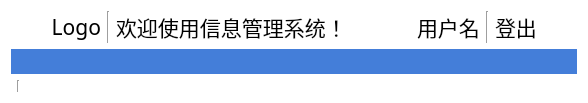
ArcherLuo233/election-s-prediction, file ui/widgets/MainPage/MainPage.ui: the form before one commit.
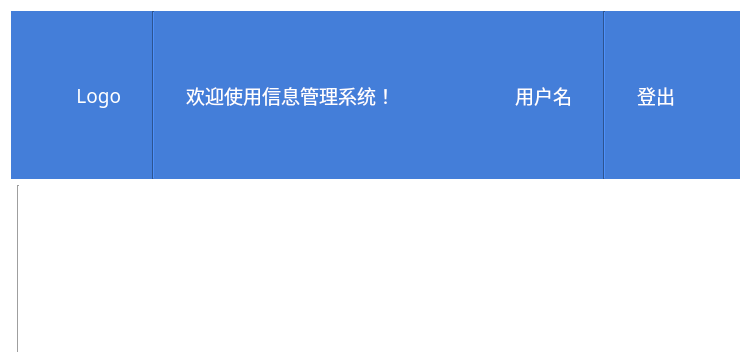
The form after the commit. Custom widgets are drawn as their Qt base class.

What changed in the file:
```diff
--- a/ui/widgets/MainPage/MainPage.ui
+++ b/ui/widgets/MainPage/MainPage.ui
@@ -6,8 +6,8 @@
    <rect>
     <x>0</x>
     <y>0</y>
-    <width>588</width>
-    <height>103</height>
+    <width>751</width>
+    <height>363</height>
    </rect>
   </property>
   <property name="palette">
@@ -88,9 +88,14 @@
      <property name="font">
       <font>
        <family>黑体</family>
-       <pointsize>16</pointsize>
+       <pointsize>14</pointsize>
       </font>
      </property>
+     <property name="styleSheet">
+      <string notr="true">background-color: rgb(68, 126, 217);
+padding: 20px;
+color: white;</string>
+     </property>
      <layout class="QHBoxLayout" name="horizontalLayout">
       <property name="leftMargin">
        <number>0</number>
@@ -122,6 +127,12 @@
       </item>
       <item>
        <widget class="QLabel" name="label_logo">
+        <property name="font">
+         <font>
+          <family>黑体</family>
+          <pointsize>14</pointsize>
+         </font>
+        </property>
         <property name="text">
          <string>Logo</string>
         </property>
@@ -139,6 +150,12 @@
       </item>
       <item>
        <widget class="QLabel" name="label">
+        <property name="font">
+         <font>
+          <family>黑体</family>
+          <pointsize>14</pointsize>
+         </font>
+        </property>
         <property name="text">
          <string>欢迎使用信息管理系统！</string>
         </property>
@@ -159,6 +176,12 @@
       </item>
       <item>
        <widget class="QLabel" name="label_2">
+        <property name="font">
+         <font>
+          <family>黑体</family>
+          <pointsize>14</pointsize>
+         </font>
+        </property>
         <property name="text">
          <string>用户名</string>
         </property>
@@ -173,6 +196,12 @@
       </item>
       <item>
        <widget class="QLabel" name="label_3">
+        <property name="font">
+         <font>
+          <family>黑体</family>
+          <pointsize>14</pointsize>
+         </font>
+        </property>
         <property name="text">
          <string>登出</string>
         </property>
@@ -197,25 +226,6 @@
      </layout>
     </widget>
    </item>
-   <item>
-    <widget class="QWidget" name="widget_2" native="true">
-     <property name="sizePolicy">
-      <sizepolicy hsizetype="Preferred" vsizetype="Fixed">
-       <horstretch>0</horstretch>
-       <verstretch>0</verstretch>
-      </sizepolicy>
-     </property>
-     <property name="minimumSize">
-      <size>
-       <width>0</width>
-       <height>25</height>
-      </size>
-     </property>
-     <property name="styleSheet">
-      <string notr="true">background-color: rgb(68, 126, 217);</string>
-     </property>
-    </widget>
-   </item>
    <item>
     <layout class="QHBoxLayout" name="horizontalLayout_2">
      <item>
```
Left out of the diff: 70 changed lines with no effect on the pictures.
